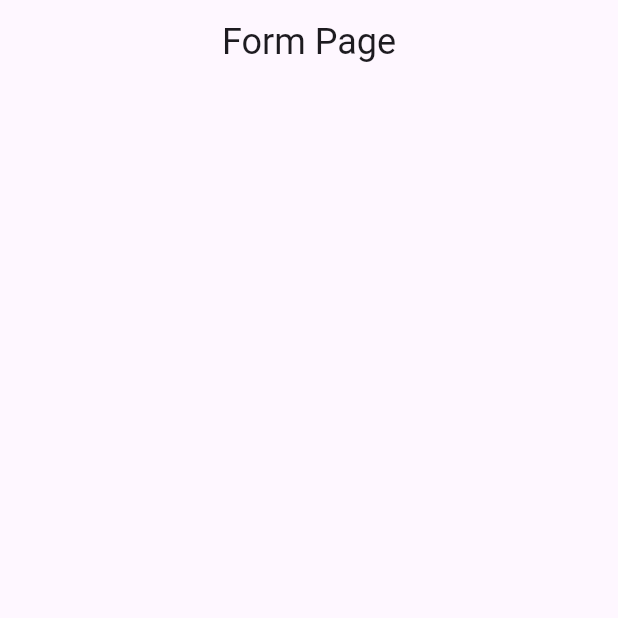
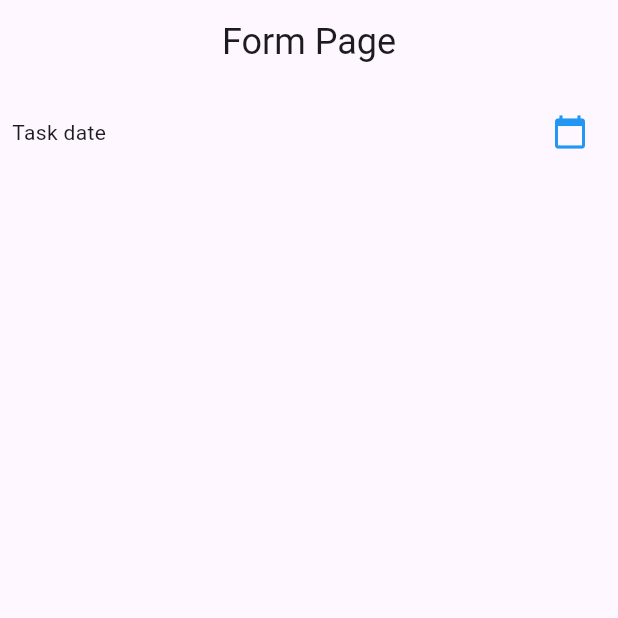
Before and after one commit to hi-lufz1/TodoApp_0181, a Flutter app: the screen it shows after launch, on a phone screen of 412 x 824 dp, the top half of it. Run offline on Flutter 3.47's test engine with Material 3 defaults, Android fonts, the phone set to English and light mode, and no system bars.

Commit message:
menambahkan text dan icon untuk date

```diff
--- a/lib/todo_page.dart
+++ b/lib/todo_page.dart
@@ -15,6 +15,19 @@ class _TodoPageState extends State<TodoPage> {
   Widget build(BuildContext context) {
     return Scaffold(
       appBar: AppBar(title: Text("Form Page", style: TextStyle(fontSize: 24),), centerTitle: true,),
+      body: SafeArea(
+        child: Padding(
+          padding: const EdgeInsets.all(8.0),
+          child: Column(
+            children: [
+              Row( mainAxisAlignment: MainAxisAlignment.spaceBetween,
+                children: [
+                  Column( children: [Text("Task date")],),
+                  IconButton(onPressed: (){}, icon: Icon(Icons.calendar_today, color: Colors.blue,) )
+                ],
+              )
+            ]
+          ),)),
     );
   }
 }
```
